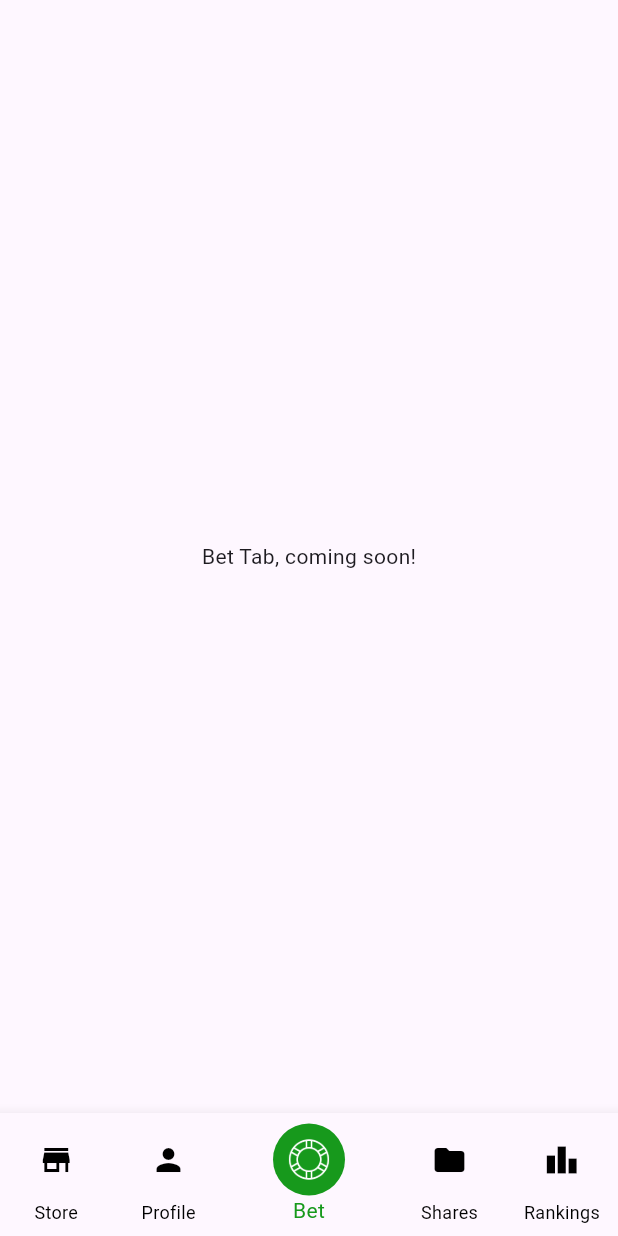
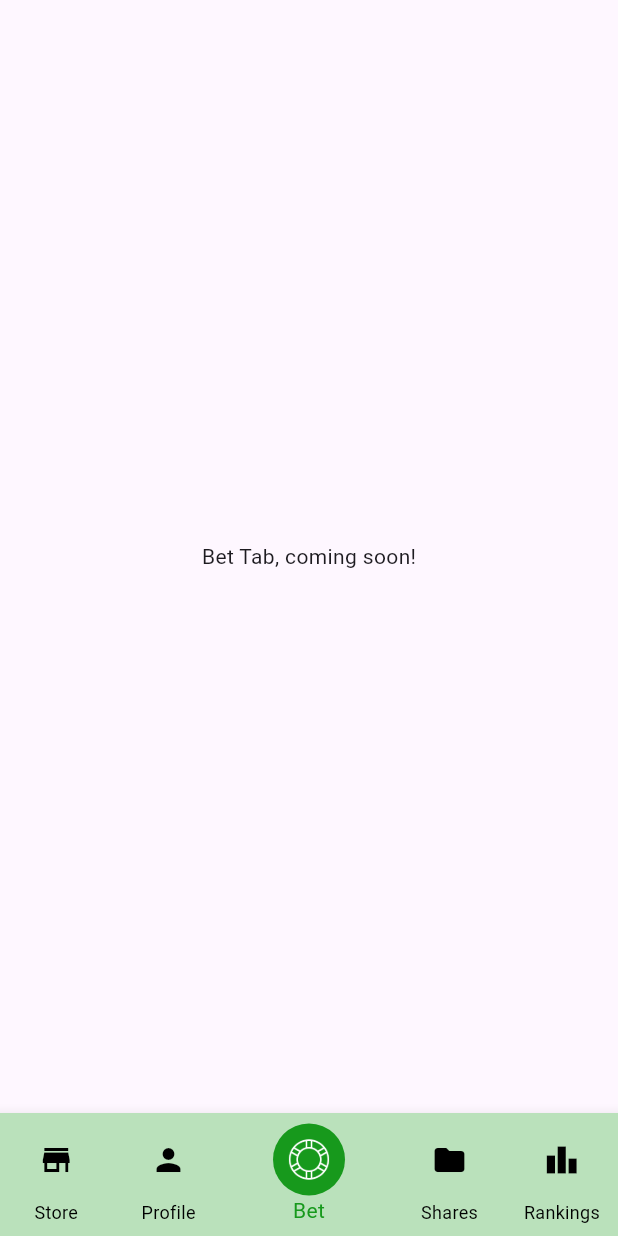
Before and after one commit to edjl/DelphiFrontend, a Flutter app: the screen it shows after launch, on a phone screen of 412 x 824 dp. Run offline on Flutter 3.47's test engine with Material 3 defaults, Android fonts, the light colour scheme and no system bars.

Commit message:
Color and font

```diff
--- /dev/null
+++ b/delphi_app/lib/constants/graphics_constants.dart
@@ -0,0 +1,6 @@
+import 'package:flutter/material.dart';
+
+class GraphicsConstants {
+  static const Color colorTheme = Color.fromARGB(255, 23, 153, 28);
+  static const Color lightColorTheme = Color.fromARGB(255, 186, 225, 187);
+}
--- a/delphi_app/lib/skeleton_page/skeleton_page.dart
+++ b/delphi_app/lib/skeleton_page/skeleton_page.dart
@@ -1,5 +1,6 @@
 import 'package:flutter/material.dart';
 import 'tabs.dart';
+import '../constants/graphics_constants.dart';
 
 class SkeletonPage extends StatefulWidget {
   const SkeletonPage({super.key});
@@ -29,8 +30,8 @@ class _SkeletonPageState extends State<SkeletonPage> {
     return CircleAvatar(
       radius: 24, // Size of the circle
       backgroundColor: _selectedIndex == index
-          ? Color.fromARGB(255, 23, 153, 28) // Green color for selected
-          : Colors.transparent, // Transparent for unselected
+          ? GraphicsConstants.colorTheme
+          : Colors.transparent,
       child: Padding(
         padding: const EdgeInsets.all(10.0), // Adjust padding as needed
         child: assetPath != null
@@ -57,34 +58,38 @@ class _SkeletonPageState extends State<SkeletonPage> {
         child: _widgetOptions.elementAt(_selectedIndex),
       ),
       bottomNavigationBar: BottomNavigationBar(
-        backgroundColor: const Color.fromARGB(255, 255, 255, 255),
         items: <BottomNavigationBarItem>[
           BottomNavigationBarItem(
             icon: _buildIcon(0, Icons.store, null),
             label: 'Store',
+            backgroundColor: GraphicsConstants.lightColorTheme,
           ),
           BottomNavigationBarItem(
             icon: _buildIcon(1, Icons.person, null),
             label: 'Profile',
+            backgroundColor: GraphicsConstants.lightColorTheme,
           ),
           BottomNavigationBarItem(
             icon: _buildIcon(2, null, 'images/icons8-chip-100.png'),
             label: 'Bet',
+            backgroundColor: GraphicsConstants.lightColorTheme,
           ),
           BottomNavigationBarItem(
             icon: _buildIcon(3, Icons.folder, null),
             label: 'Shares',
+            backgroundColor: GraphicsConstants.lightColorTheme,
           ),
           BottomNavigationBarItem(
             icon: _buildIcon(4, Icons.leaderboard, null),
             label: 'Rankings',
+            backgroundColor: GraphicsConstants.lightColorTheme,
           ),
         ],
         currentIndex: _selectedIndex,
-        selectedItemColor: Color.fromARGB(
-            255, 23, 153, 28), // Color of the label of the selected item
-        unselectedItemColor: const Color.fromARGB(
-            255, 0, 0, 0), // Color of the label of unselected items
+        selectedItemColor: GraphicsConstants
+            .colorTheme, // Color of the label of the selected item
+        unselectedItemColor:
+            Colors.black, // Color of the label of unselected items
         showSelectedLabels: true,
         showUnselectedLabels: true,
         onTap: _onItemTapped,
```
Also changed, not shown: delphi_app/pubspec.yaml (+6 -12 lines), delphi_app/fonts/Righteous-Regular.ttf (added), 1 other file.
